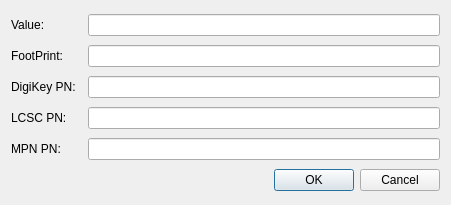
Qt form res/addSchedule.ui (computergeek1507/ScottPlayer) before a commit.
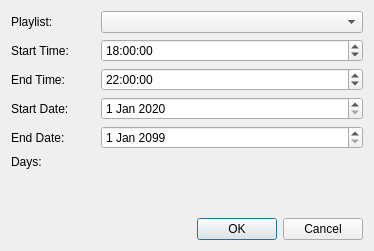
The same form after that commit. Icons and pictures are not drawn.

Diff of the .ui file:
```diff
--- a/res/addSchedule.ui
+++ b/res/addSchedule.ui
@@ -6,8 +6,8 @@
    <rect>
     <x>0</x>
     <y>0</y>
-    <width>451</width>
-    <height>205</height>
+    <width>374</width>
+    <height>251</height>
    </rect>
   </property>
   <property name="windowTitle">
@@ -18,65 +18,168 @@
     <normaloff>:/ScottPlayer/ScottPlayer.png</normaloff>:/ScottPlayer/ScottPlayer.png</iconset>
   </property>
   <layout class="QGridLayout" name="gridLayout">
-   <item row="3" column="0">
+   <item row="5" column="0">
     <widget class="QLabel" name="label_4">
+     <property name="sizePolicy">
+      <sizepolicy hsizetype="Minimum" vsizetype="Preferred">
+       <horstretch>0</horstretch>
+       <verstretch>0</verstretch>
+      </sizepolicy>
+     </property>
      <property name="text">
-      <string>LCSC PN:</string>
+      <string>Days:</string>
      </property>
     </widget>
    </item>
-   <item row="5" column="0" colspan="3">
-    <widget class="QDialogButtonBox" name="buttonBox">
-     <property name="orientation">
-      <enum>Qt::Horizontal</enum>
-     </property>
-     <property name="standardButtons">
-      <set>QDialogButtonBox::Cancel|QDialogButtonBox::Ok</set>
-     </property>
-    </widget>
-   </item>
-   <item row="0" column="2">
-    <widget class="QLineEdit" name="leValueText"/>
-   </item>
-   <item row="2" column="0">
+   <item row="4" column="0">
     <widget class="QLabel" name="label_3">
+     <property name="sizePolicy">
+      <sizepolicy hsizetype="Minimum" vsizetype="Preferred">
+       <horstretch>0</horstretch>
+       <verstretch>0</verstretch>
+      </sizepolicy>
+     </property>
      <property name="text">
-      <string>DigiKey PN:</string>
+      <string>End Date:</string>
      </property>
     </widget>
    </item>
+   <item row="6" column="2">
+    <spacer name="verticalSpacer">
+     <property name="orientation">
+      <enum>Qt::Vertical</enum>
+     </property>
+     <property name="sizeHint" stdset="0">
+      <size>
+       <width>20</width>
+       <height>40</height>
+      </size>
+     </property>
+    </spacer>
+   </item>
    <item row="0" column="0">
     <widget class="QLabel" name="label">
-     <property name="text">
-      <string>Value:</string>
+     <property name="sizePolicy">
+      <sizepolicy hsizetype="Minimum" vsizetype="Preferred">
+       <horstretch>0</horstretch>
+       <verstretch>0</verstretch>
+      </sizepolicy>
      </property>
-    </widget>
-   </item>
-   <item row="4" column="0">
-    <widget class="QLabel" name="label_5">
      <property name="text">
-      <string>MPN PN:</string>
+      <string>Playlist:</string>
      </property>
     </widget>
    </item>
-   <item row="1" column="2">
-    <widget class="QLineEdit" name="leFootprintText"/>
-   </item>
    <item row="1" column="0">
     <widget class="QLabel" name="label_2">
+     <property name="sizePolicy">
+      <sizepolicy hsizetype="Minimum" vsizetype="Preferred">
+       <horstretch>0</horstretch>
+       <verstretch>0</verstretch>
+      </sizepolicy>
+     </property>
      <property name="text">
-      <string>FootPrint:</string>
+      <string>Start Time:</string>
      </property>
     </widget>
    </item>
-   <item row="2" column="2">
-    <widget class="QLineEdit" name="leDigikeyText"/>
+   <item row="2" column="0">
+    <widget class="QLabel" name="label_5">
+     <property name="sizePolicy">
+      <sizepolicy hsizetype="Minimum" vsizetype="Preferred">
+       <horstretch>0</horstretch>
+       <verstretch>0</verstretch>
+      </sizepolicy>
+     </property>
+     <property name="text">
+      <string>End Time:</string>
+     </property>
+    </widget>
    </item>
-   <item row="3" column="2">
-    <widget class="QLineEdit" name="leLCSCText"/>
+   <item row="0" column="1" colspan="3">
+    <widget class="QComboBox" name="cb_playlists"/>
    </item>
-   <item row="4" column="2">
-    <widget class="QLineEdit" name="leMPNText"/>
+   <item row="1" column="1" colspan="3">
+    <widget class="QTimeEdit" name="te_startTime">
+     <property name="dateTime">
+      <datetime>
+       <hour>18</hour>
+       <minute>0</minute>
+       <second>0</second>
+       <year>2000</year>
+       <month>1</month>
+       <day>1</day>
+      </datetime>
+     </property>
+    </widget>
+   </item>
+   <item row="2" column="1" colspan="3">
+    <widget class="QTimeEdit" name="te_endTime">
+     <property name="dateTime">
+      <datetime>
+       <hour>22</hour>
+       <minute>0</minute>
+       <second>0</second>
+       <year>2000</year>
+       <month>1</month>
+       <day>1</day>
+      </datetime>
+     </property>
+    </widget>
+   </item>
+   <item row="3" column="1" colspan="3">
+    <widget class="QDateEdit" name="de_startDate">
+     <property name="dateTime">
+      <datetime>
+       <hour>0</hour>
+       <minute>0</minute>
+       <second>0</second>
+       <year>2020</year>
+       <month>1</month>
+       <day>1</day>
+      </datetime>
+     </property>
+    </widget>
+   </item>
+   <item row="4" column="1" colspan="3">
+    <widget class="QDateEdit" name="de_endDate">
+     <property name="dateTime">
+      <datetime>
+       <hour>0</hour>
+       <minute>0</minute>
+       <second>0</second>
+       <year>2099</year>
+       <month>1</month>
+       <day>1</day>
+      </datetime>
+     </property>
+    </widget>
+   </item>
+   <item row="5" column="1" colspan="3">
+    <layout class="QHBoxLayout" name="horizontalLayout"/>
+   </item>
+   <item row="7" column="1" colspan="3">
+    <widget class="QDialogButtonBox" name="buttonBox">
+     <property name="orientation">
+      <enum>Qt::Horizontal</enum>
+     </property>
+     <property name="standardButtons">
+      <set>QDialogButtonBox::Cancel|QDialogButtonBox::Ok</set>
+     </property>
+    </widget>
+   </item>
+   <item row="3" column="0">
+    <widget class="QLabel" name="label_6">
+     <property name="sizePolicy">
+      <sizepolicy hsizetype="Minimum" vsizetype="Preferred">
+       <horstretch>0</horstretch>
+       <verstretch>0</verstretch>
+      </sizepolicy>
+     </property>
+     <property name="text">
+      <string>Start Date:</string>
+     </property>
+    </widget>
    </item>
   </layout>
  </widget>
```
